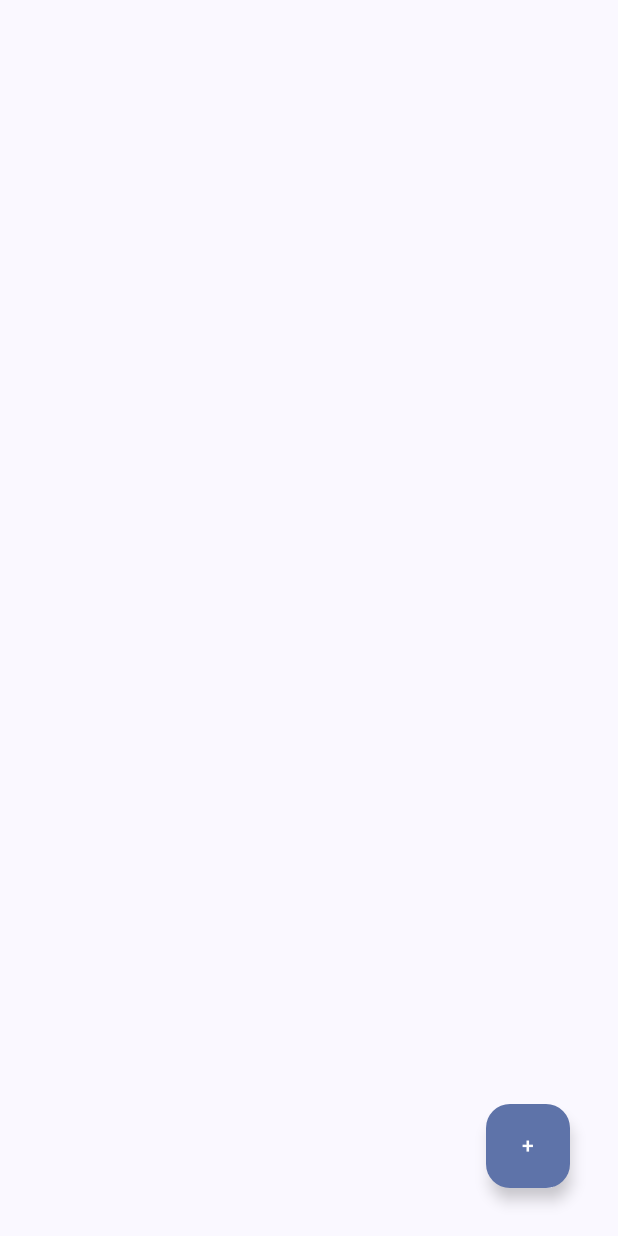
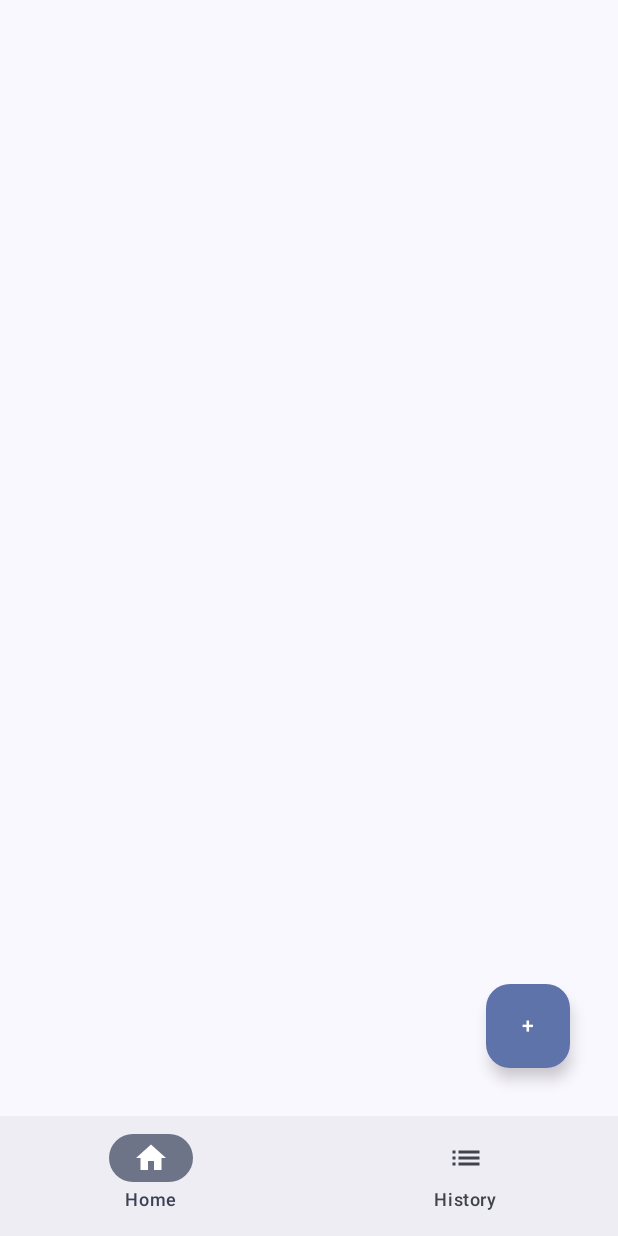
Before and after one commit to ls-prabhu/track-unit, an Android app built with Jetpack Compose: the screen it shows after launch (MainActivity), on a phone screen of 412 x 824 dp. Run offline under Robolectric (Android 15) with nearby library versions, the phone set to English and light mode, and no system bars; our stand-ins replace Room's generated code.

Commit message:
Add form component and navigation for unit tracking
- Introduced a new Form composable for inputting unit data and selecting dates.
- Updated MainScreen to display the Form in a modal bottom sheet.
- Enhanced History screen to include navigation to the Form.
- Added necessary dependencies for Material Icons and Navigation components.
- Updated database schema to include last recorded date and consumed days.

```diff
--- a/app/build.gradle.kts
+++ b/app/build.gradle.kts
@@ -42,7 +42,7 @@ kotlin {
 }
 
 dependencies {
-
+    implementation(libs.androidx.material.icons.extended)
     implementation(libs.androidx.core.ktx)
     implementation(libs.androidx.lifecycle.runtime.ktx)
     implementation(libs.androidx.activity.compose)
@@ -53,6 +53,8 @@ dependencies {
 //   room
     implementation(libs.room.runtime)
     implementation(libs.androidx.room.ktx)
+    implementation(libs.androidx.navigation.compose)
+    implementation(libs.material3)
     ksp(libs.androidx.room.compiler)
 
     implementation(libs.androidx.material3)
--- a/app/src/main/java/com/track/unit/MainActivity.kt
+++ b/app/src/main/java/com/track/unit/MainActivity.kt
@@ -6,12 +6,26 @@ import androidx.activity.ComponentActivity
 import androidx.activity.compose.setContent
 import androidx.activity.enableEdgeToEdge
 import androidx.compose.foundation.layout.fillMaxSize
+import androidx.compose.material.icons.Icons
+import androidx.compose.material.icons.filled.Home
+import androidx.compose.material.icons.filled.List
+import androidx.compose.material.icons.outlined.Home
+import androidx.compose.material.icons.outlined.List
 import androidx.compose.material3.Scaffold
 import androidx.compose.ui.Modifier
+import androidx.compose.ui.graphics.vector.ImageVector
+import androidx.navigation.compose.rememberNavController
 import com.example.compose.AppTheme
 import com.track.unit.data.UnitDatabase
 import com.track.unit.data.UnitRepository
 import com.track.unit.main.MainScreen
+
+data class tabBar(
+    val title: String,
+    val selecteditem : ImageVector,
+    val unselecteditem : ImageVector,
+    val batches : Int ? = null
+)
 
 class MainActivity : ComponentActivity() {
     override fun onCreate(savedInstanceState: Bundle?) {
@@ -22,9 +36,17 @@ class MainActivity : ComponentActivity() {
         val unitRepository = UnitRepository(database.unitDao())
 
         setContent {
+            val navController = rememberNavController()
             AppTheme {
-                Scaffold(modifier = Modifier.fillMaxSize()) { _ ->
-                    MainScreen(unitRepository = unitRepository)
+                Scaffold(
+                    modifier = Modifier.fillMaxSize(),
+                    bottomBar = { BottomNavBar(navController = navController) }
+                ) { innerpadding->
+                    NavHostContainer(
+                        navHostController = navController,
+                        innerpadding = innerpadding,
+                        unitRepository = unitRepository
+                    )
                 }
             }
         }
--- a/app/src/main/java/com/track/unit/data/UnitDao.kt
+++ b/app/src/main/java/com/track/unit/data/UnitDao.kt
@@ -6,6 +6,7 @@ import androidx.room.Insert
 import androidx.room.Query
 import androidx.room.Update
 import kotlinx.coroutines.flow.Flow
+import java.util.Date
 
 @Dao
 interface UnitDao {
@@ -23,4 +24,7 @@ interface UnitDao {
 
     @Query("SELECT * FROM units WHERE id = :id")
     fun getUnit(id: Int): Flow<Units?>
+
+    @Query(value = "SELECT `last date` FROM units ORDER BY id DESC LIMIT 1")
+    suspend fun getLastDate(): Date?
 }
--- a/app/src/main/java/com/track/unit/data/unitDatabase.kt
+++ b/app/src/main/java/com/track/unit/data/unitDatabase.kt
@@ -7,7 +7,7 @@ import androidx.room.TypeConverters
 import android.content.Context
 
 
-@Database(entities = [Units::class], version = 1)
+@Database(entities = [Units::class], version = 4)
 @TypeConverters(Converters::class)
 abstract class UnitDatabase : RoomDatabase() {
     abstract fun unitDao(): UnitDao
--- a/app/src/main/java/com/track/unit/main/MainScreen.kt
+++ b/app/src/main/java/com/track/unit/main/MainScreen.kt
@@ -1,34 +1,23 @@
+@file:OptIn(ExperimentalMaterial3Api::class)
+
 package com.track.unit.main
 
-import androidx.compose.animation.AnimatedVisibility
-import androidx.compose.animation.fadeIn
-import androidx.compose.animation.fadeOut
-import androidx.compose.animation.slideInVertically
-import androidx.compose.animation.slideOutVertically
-import androidx.compose.foundation.background
-import androidx.compose.foundation.clickable
 import androidx.compose.foundation.layout.Box
-import androidx.compose.foundation.layout.Column
 import androidx.compose.foundation.layout.fillMaxSize
-import androidx.compose.foundation.layout.fillMaxWidth
-import androidx.compose.foundation.layout.height
 import androidx.compose.foundation.layout.padding
-import androidx.compose.foundation.shape.RoundedCornerShape
-import androidx.compose.material3.Button
+import androidx.compose.material3.ExperimentalMaterial3Api
 import androidx.compose.material3.FloatingActionButton
-import androidx.compose.material3.Surface
+import androidx.compose.material3.ModalBottomSheet
 import androidx.compose.material3.Text
 import androidx.compose.runtime.Composable
 import androidx.compose.runtime.mutableStateOf
 import androidx.compose.runtime.remember
 import androidx.compose.ui.Alignment
 import androidx.compose.ui.Modifier
-import androidx.compose.ui.graphics.Color
-import androidx.compose.ui.tooling.preview.Preview
 import androidx.compose.ui.unit.dp
+import com.track.unit.compnents.Form
 import com.track.unit.data.UnitRepository
 
-@Preview(showBackground = true)
 @Composable
 fun MainScreen(unitRepository: UnitRepository) {
     val showSheet = remember { mutableStateOf(false) }
@@ -45,7 +34,11 @@ fun MainScreen(unitRepository: UnitRepository) {
             Text("+")
         }
 
-        // Modal-like sheet with scrim and animation
+        if(showSheet.value){
+            ModalBottomSheet(onDismissRequest = { showSheet.value = false }){
+                Form(Repository = unitRepository)
+            }
+        }
 
     }
 
--- /dev/null
+++ b/app/src/main/java/com/track/unit/navHostContainer.kt
@@ -0,0 +1,85 @@
+package com.track.unit
+
+import com.track.unit.logs.History
+import androidx.compose.foundation.layout.PaddingValues
+import androidx.compose.foundation.layout.padding
+import androidx.compose.material.icons.Icons
+import androidx.compose.material.icons.automirrored.filled.List
+import androidx.compose.material.icons.automirrored.outlined.List
+import androidx.compose.material.icons.filled.Home
+import androidx.compose.material.icons.outlined.Home
+import androidx.compose.material3.Icon
+import androidx.compose.material3.NavigationBar
+import androidx.compose.material3.NavigationBarItem
+import androidx.compose.material3.Text
+import androidx.compose.runtime.Composable
+import androidx.compose.ui.Modifier
+import androidx.compose.ui.graphics.vector.ImageVector
+import androidx.navigation.NavHostController
+import androidx.navigation.compose.NavHost
+import androidx.navigation.compose.composable
+import androidx.navigation.compose.currentBackStackEntryAsState
+import com.track.unit.compnents.Form
+import com.track.unit.data.UnitRepository
+import com.track.unit.main.MainScreen
+
+@Composable
+fun NavHostContainer(
+    navHostController: NavHostController,
+    innerpadding: PaddingValues,
+    unitRepository: UnitRepository
+) {
+    NavHost(
+        navController = navHostController,
+        startDestination = "MainScreen",
+        modifier = Modifier.padding(innerpadding)
+    ) {
+        composable("MainScreen") {
+            MainScreen(unitRepository = unitRepository)
+        }
+        composable("history") {
+            History(repository = unitRepository) { Form(Repository = unitRepository) }
+        }
+    }
+}
+
+
+@Composable
+fun BottomNavBar(navController: NavHostController) {
+
+    val items = listOf(
+        BottomItem("Home", "MainScreen", Icons.Filled.Home, Icons.Outlined.Home),
+        BottomItem("History", "history", Icons.AutoMirrored.Filled.List, Icons.AutoMirrored.Outlined.List)
+    )
+
+    NavigationBar {
+        val currentRoute = navController.currentBackStackEntryAsState().value?.destination?.route
+
+        items.forEach { item ->
+            NavigationBarItem(
+                selected = currentRoute == item.route,
+                onClick = {
+                    navController.navigate(item.route) {
+                        popUpTo("MainScreen") { saveState = true }
+                        launchSingleTop = true
+                        restoreState = true
+                    }
+                },
+                icon = {
+                    Icon(
+                        if (currentRoute == item.route) item.selectedIcon else item.unselectedIcon,
+                        contentDescription = item.label
+                    )
+                },
+                label = { Text(item.label) }
+            )
+        }
+    }
+}
+
+data class BottomItem(
+    val label: String,
+    val route: String,
+    val selectedIcon: ImageVector,
+    val unselectedIcon: ImageVector
+)
--- a/gradle/libs.versions.toml
+++ b/gradle/libs.versions.toml
@@ -8,11 +8,15 @@ espressoCore = "3.7.0"
 lifecycleRuntimeKtx = "2.9.4"
 activityCompose = "1.11.0"
 composeBom = "2024.09.00"
+materialIconsExtended = "<compose-version>"
 room = "2.6.1"
 ksp = "2.0.21-1.0.25"
+navigationCompose = "2.9.6"
+material3 = "1.4.0"
 
 [libraries]
 androidx-core-ktx = { group = "androidx.core", name = "core-ktx", version.ref = "coreKtx" }
+androidx-material-icons-extended = { module = "androidx.compose.material:material-icons-extended", version.ref = "materialIconsExtended" }
 androidx-room-ktx = { module = "androidx.room:room-ktx", version.ref = "room" }
 junit = { group = "junit", name = "junit", version.ref = "junit" }
 androidx-junit = { group = "androidx.test.ext", name = "junit", version.ref = "junitVersion" }
@@ -29,6 +33,8 @@ androidx-ui-test-junit4 = { group = "androidx.compose.ui", name = "ui-test-junit
 androidx-material3 = { group = "androidx.compose.material3", name = "material3" }
 room-runtime = { module = "androidx.room:room-runtime", version.ref = "room" }
 androidx-room-compiler = { group = "androidx.room", name = "room-compiler", version.ref = "room" }
+androidx-navigation-compose = { group = "androidx.navigation", name = "navigation-compose", version.ref = "navigationCompose" }
+material3 = { group = "androidx.compose.material3", name = "material3", version.ref = "material3" }
 
 [plugins]
 android-application = { id = "com.android.application", version.ref = "agp" }
```
Also changed, not shown: app/src/main/java/com/track/unit/compnents/Form.kt (added, +123 -0 lines), app/src/main/java/com/track/unit/compnents/Record.kt (added, +33 -0 lines), app/src/main/java/com/track/unit/data/Unit.kt (+13 -3 lines), app/src/main/java/com/track/unit/data/UnitRepository.kt (+16 -0 lines), app/src/main/java/com/track/unit/logs/History.kt (+56 -8 lines).
